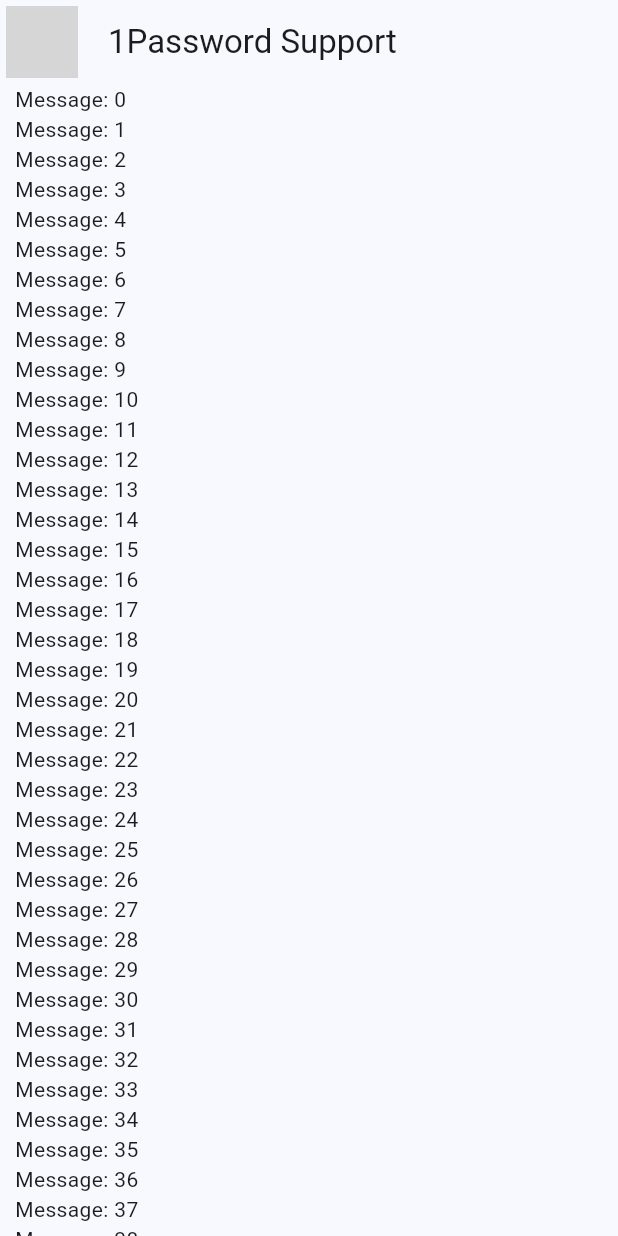
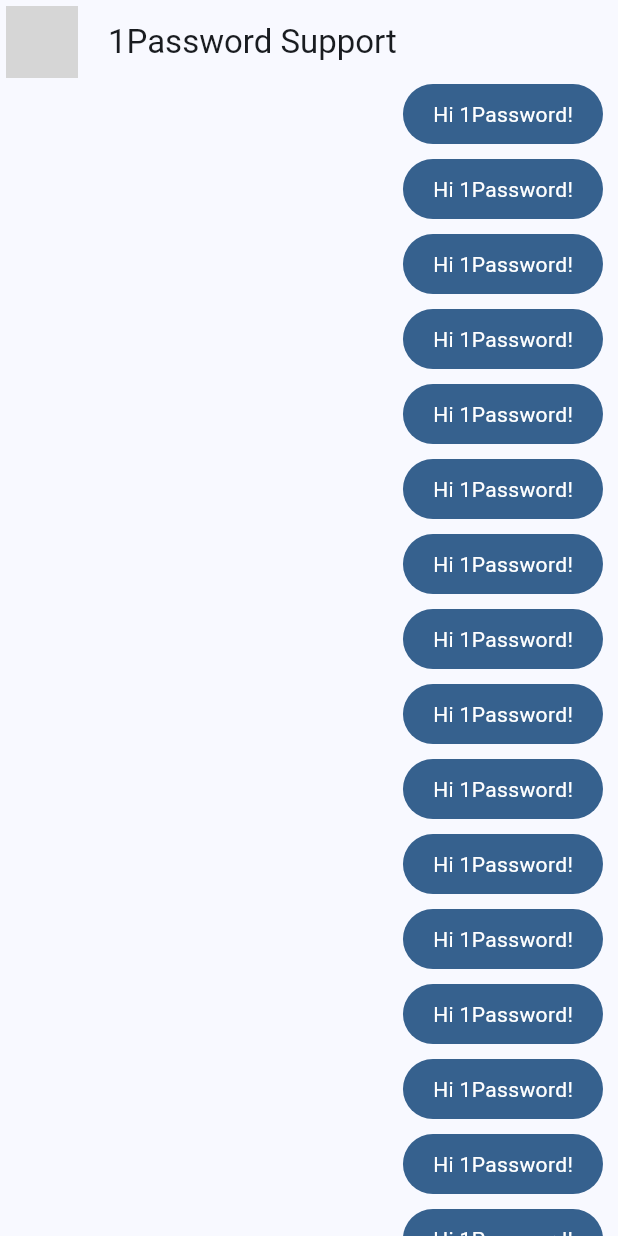
Before and after one commit to chardinson/Yes_No_APP, a Flutter app: the screen it shows after launch, on a phone screen of 412 x 824 dp. Run offline on Flutter 3.47's test engine with Material 2 defaults, Android fonts, the phone set to English and light mode, and no system bars; missing offline and left inert: dart:ffi; network calls fail; grey boxes are pictures that could not be loaded.

Commit message:
Mis Mensajes

```diff
--- a/lib/main.dart
+++ b/lib/main.dart
@@ -1,6 +1,6 @@
 import 'package:flutter/material.dart';
 import 'package:yes_no_app/config/theme/app_theme.dart';
-import 'package:yes_no_app/presentation/chat/chat_screen.dart';
+import 'package:yes_no_app/presentation/screens/chat/chat_screen.dart';
 
 void main() {
   runApp(const MainApp());
--- a/lib/presentation/chat/chat_screen.dart
+++ b/lib/presentation/screens/chat/chat_screen.dart
@@ -1,4 +1,5 @@
 import 'package:flutter/material.dart';
+import 'package:yes_no_app/presentation/widgets/chat/my_message_bubble.dart';
 
 class ChatScreen extends StatelessWidget {
   const ChatScreen({Key? key}) : super(key: key);
@@ -33,7 +34,7 @@ class _ChatView extends StatelessWidget {
               child: ListView.builder(
                   itemCount: 64,
                   itemBuilder: (context, index) {
-                    return Text('Message: $index');
+                    return const MyMessageBubble();
                   }))
         ],
       ),
--- /dev/null
+++ b/lib/presentation/widgets/chat/my_message_bubble.dart
@@ -0,0 +1,29 @@
+import 'dart:ffi';
+
+import 'package:flutter/material.dart';
+
+class MyMessageBubble extends StatelessWidget {
+  const MyMessageBubble({super.key});
+
+  @override
+  Widget build(BuildContext context) {
+    final colors = Theme.of(context).colorScheme;
+    return Column(
+      crossAxisAlignment: CrossAxisAlignment.end,
+      children: [
+        Container(
+          decoration: BoxDecoration(
+              color: colors.primary, borderRadius: BorderRadius.circular(20)),
+          child: const Padding(
+            padding: EdgeInsets.symmetric(horizontal: 20, vertical: 10),
+            child: Text(
+              'Hi 1Password!',
+              style: TextStyle(color: Colors.white),
+            ),
+          ),
+        ),
+        const SizedBox(height: 10)
+      ],
+    );
+  }
+}
```
